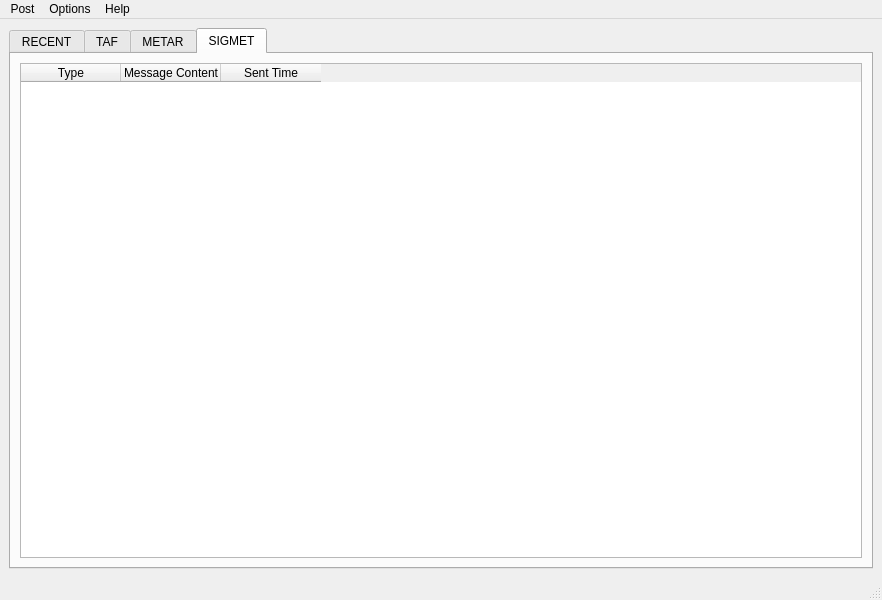
This is tafor/components/ui/main.ui in up1and/tafor as Qt 5 draws it before an edit. The edited form follows.
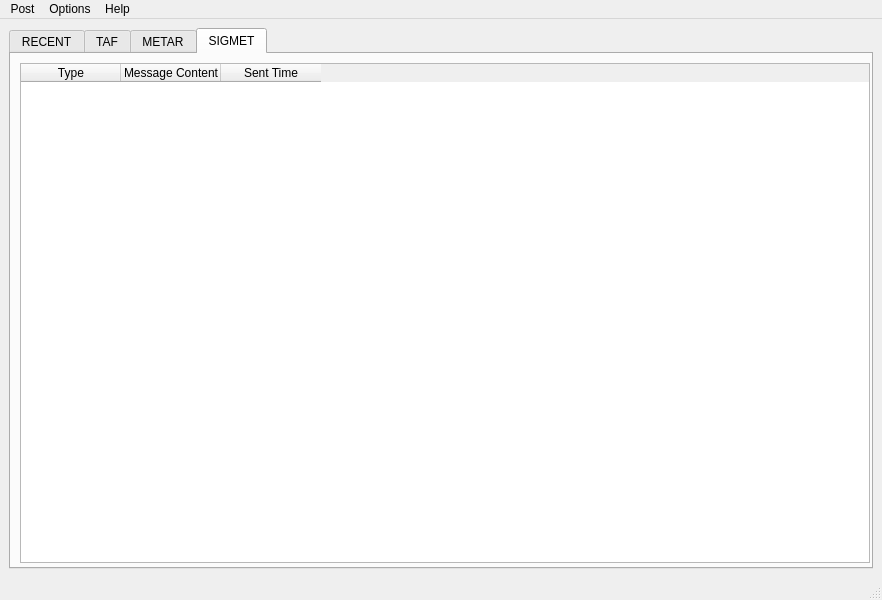
This is the edited form. The open tabs and pages were chosen to show the change.

Commit message: 更改 SIGMET 发布界面

```diff
--- a/tafor/components/ui/main.ui
+++ b/tafor/components/ui/main.ui
@@ -152,6 +152,21 @@
        <layout class="QVBoxLayout" name="verticalLayout_2">
         <item>
          <widget class="QTableWidget" name="sigmetTable">
+          <property name="minimumSize">
+           <size>
+            <width>850</width>
+            <height>500</height>
+           </size>
+          </property>
+          <property name="frameShadow">
+           <enum>QFrame::Raised</enum>
+          </property>
+          <property name="horizontalScrollBarPolicy">
+           <enum>Qt::ScrollBarAlwaysOff</enum>
+          </property>
+          <property name="editTriggers">
+           <set>QAbstractItemView::NoEditTriggers</set>
+          </property>
           <column>
            <property name="text">
             <string>Type</string>
```
The commit also changes 6 other files.
